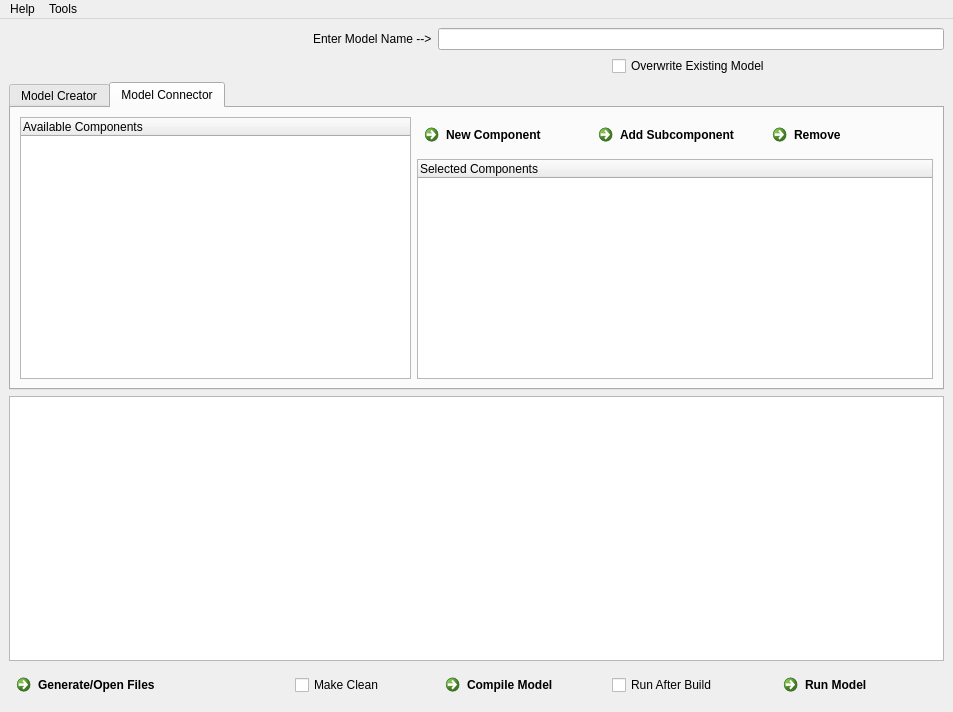
Before: the Qt Designer form resources/sstGUI.ui in lpsmodsimteam/sst-config-gui, drawn with Qt 5.
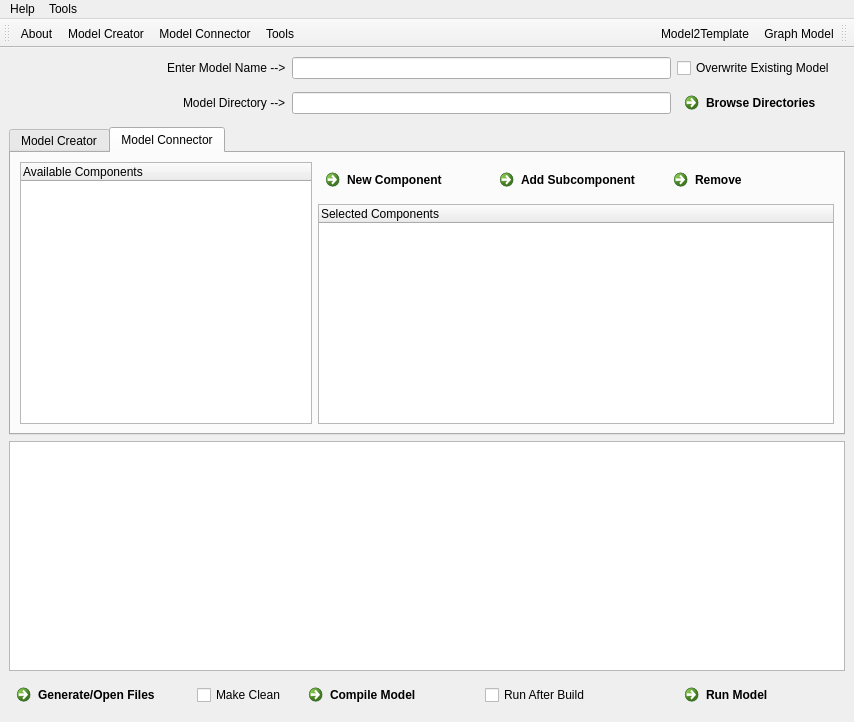
After: the same form once the commit is applied. The open tabs and pages were chosen to show the change. Icons and pictures are not drawn.

Commit message: Added toolbar, ability to change where models are stored

What changed in the file:
```diff
--- a/resources/sstGUI.ui
+++ b/resources/sstGUI.ui
@@ -6,8 +6,8 @@
    <rect>
     <x>0</x>
     <y>0</y>
-    <width>953</width>
-    <height>712</height>
+    <width>854</width>
+    <height>722</height>
    </rect>
   </property>
   <property name="windowTitle">
@@ -18,17 +18,7 @@
     <normaloff>resources/logo.png</normaloff>resources/logo.png</iconset>
   </property>
   <widget class="QWidget" name="centralwidget">
-   <layout class="QGridLayout" name="gridLayout_3" rowstretch="0,0,0,0,0">
-    <item row="0" column="0" rowspan="2">
-     <widget class="QLabel" name="logo">
-      <property name="text">
-       <string/>
-      </property>
-      <property name="pixmap">
-       <pixmap>resources/logo.png</pixmap>
-      </property>
-     </widget>
-    </item>
+   <layout class="QGridLayout" name="gridLayout_3" rowstretch="0,0,1,1,0" columnstretch="0,0,0,1,1,0">
     <item row="0" column="1" colspan="2" alignment="Qt::AlignRight">
      <widget class="QLabel" name="label">
       <property name="text">
@@ -36,14 +26,14 @@
       </property>
      </widget>
     </item>
-    <item row="0" column="3" colspan="3">
+    <item row="0" column="3" colspan="2">
      <widget class="QLineEdit" name="modelName">
       <property name="toolTip">
        <string>Type in the name of your new model. The tool will not proceed if this box is empty</string>
       </property>
      </widget>
     </item>
-    <item row="1" column="4">
+    <item row="0" column="5" alignment="Qt::AlignLeft">
      <widget class="QCheckBox" name="overwrite">
       <property name="toolTip">
        <string>If this box is checked any model with the same name will be overwritten</string>
@@ -53,6 +43,31 @@
       </property>
      </widget>
     </item>
+    <item row="1" column="2" alignment="Qt::AlignRight">
+     <widget class="QLabel" name="label_4">
+      <property name="text">
+       <string>Model Directory --&gt;</string>
+      </property>
+     </widget>
+    </item>
+    <item row="1" column="3" colspan="2">
+     <widget class="QLineEdit" name="modelDir">
+      <property name="readOnly">
+       <bool>true</bool>
+      </property>
+     </widget>
+    </item>
+    <item row="1" column="5" alignment="Qt::AlignLeft">
+     <widget class="QCommandLinkButton" name="browseDir">
+      <property name="text">
+       <string>Browse Directories</string>
+      </property>
+      <property name="icon">
+       <iconset>
+        <normaloff>resources/find.png</normaloff>resources/find.png</iconset>
+      </property>
+     </widget>
+    </item>
     <item row="2" column="0" colspan="6">
      <widget class="QTabWidget" name="tabWidget">
       <property name="currentIndex">
@@ -187,7 +202,7 @@
           </column>
          </widget>
         </item>
-        <item row="0" column="2">
+        <item row="0" column="2" alignment="Qt::AlignHCenter">
          <widget class="QCommandLinkButton" name="addSub">
           <property name="toolTip">
            <string>Add selected subcomponents from the Available Components list to the selected component in the Selected Components list</string>
@@ -205,7 +220,17 @@
       </widget>
      </widget>
     </item>
-    <item row="4" column="0" colspan="2">
+    <item row="3" column="0" colspan="6">
+     <widget class="QTextEdit" name="info">
+      <property name="readOnly">
+       <bool>true</bool>
+      </property>
+      <property name="tabStopWidth">
+       <number>25</number>
+      </property>
+     </widget>
+    </item>
+    <item row="4" column="0" colspan="2" alignment="Qt::AlignLeft">
      <widget class="QCommandLinkButton" name="generate">
       <property name="font">
        <font>
@@ -225,7 +250,7 @@
       </property>
      </widget>
     </item>
-    <item row="4" column="2">
+    <item row="4" column="2" alignment="Qt::AlignRight">
      <widget class="QCheckBox" name="clean">
       <property name="toolTip">
        <string>If this box is checked a make clean will be run before make all in the Configure step</string>
@@ -239,7 +264,7 @@
       </property>
      </widget>
     </item>
-    <item row="4" column="3">
+    <item row="4" column="3" alignment="Qt::AlignHCenter">
      <widget class="QCommandLinkButton" name="compile">
       <property name="font">
        <font>
@@ -259,7 +284,7 @@
       </property>
      </widget>
     </item>
-    <item row="4" column="4">
+    <item row="4" column="4" alignment="Qt::AlignLeft">
      <widget class="QCheckBox" name="autoRun">
       <property name="toolTip">
        <string>If this box is checked it will proceed directly to the Run SST step without having to select the button on the GUI</string>
@@ -269,7 +294,7 @@
       </property>
      </widget>
     </item>
-    <item row="4" column="5">
+    <item row="4" column="5" alignment="Qt::AlignRight">
      <widget class="QCommandLinkButton" name="run">
       <property name="font">
        <font>
@@ -289,13 +314,13 @@
       </property>
      </widget>
     </item>
-    <item row="3" column="0" colspan="6">
-     <widget class="QTextEdit" name="info">
-      <property name="readOnly">
-       <bool>true</bool>
+    <item row="0" column="0" rowspan="2">
+     <widget class="QLabel" name="logo">
+      <property name="text">
+       <string/>
       </property>
-      <property name="tabStopWidth">
-       <number>25</number>
+      <property name="pixmap">
+       <pixmap>resources/logo.png</pixmap>
       </property>
      </widget>
     </item>
@@ -306,7 +331,7 @@
     <rect>
      <x>0</x>
      <y>0</y>
-     <width>953</width>
+     <width>854</width>
      <height>25</height>
     </rect>
    </property>
@@ -319,7 +344,7 @@
     <addaction name="actionModel_Connector"/>
     <addaction name="actionTools"/>
    </widget>
-   <widget class="QMenu" name="menuGraph">
+   <widget class="QMenu" name="menuTools">
     <property name="title">
      <string>Tools</string>
     </property>
@@ -327,7 +352,44 @@
     <addaction name="actionModel2Template"/>
    </widget>
    <addaction name="menuHelp"/>
-   <addaction name="menuGraph"/>
+   <addaction name="menuTools"/>
+  </widget>
+  <widget class="QToolBar" name="toolBarHelp">
+   <property name="windowTitle">
+    <string>toolBar</string>
+   </property>
+   <property name="toolTip">
+    <string>Help options</string>
+   </property>
+   <attribute name="toolBarArea">
+    <enum>TopToolBarArea</enum>
+   </attribute>
+   <attribute name="toolBarBreak">
+    <bool>false</bool>
+   </attribute>
+   <addaction name="actionAbout"/>
+   <addaction name="actionModel_Creator"/>
+   <addaction name="actionModel_Connector"/>
+   <addaction name="actionTools"/>
+  </widget>
+  <widget class="QToolBar" name="toolBarTools">
+   <property name="windowTitle">
+    <string>toolBar_2</string>
+   </property>
+   <property name="toolTip">
+    <string>Tools</string>
+   </property>
+   <property name="layoutDirection">
+    <enum>Qt::RightToLeft</enum>
+   </property>
+   <attribute name="toolBarArea">
+    <enum>TopToolBarArea</enum>
+   </attribute>
+   <attribute name="toolBarBreak">
+    <bool>false</bool>
+   </attribute>
+   <addaction name="actionGraph"/>
+   <addaction name="actionModel2Template"/>
   </widget>
   <action name="actionAbout">
    <property name="text">
```
Left out of the diff: 4 changed lines with no effect on the pictures. The commit also changes 2 other files.
